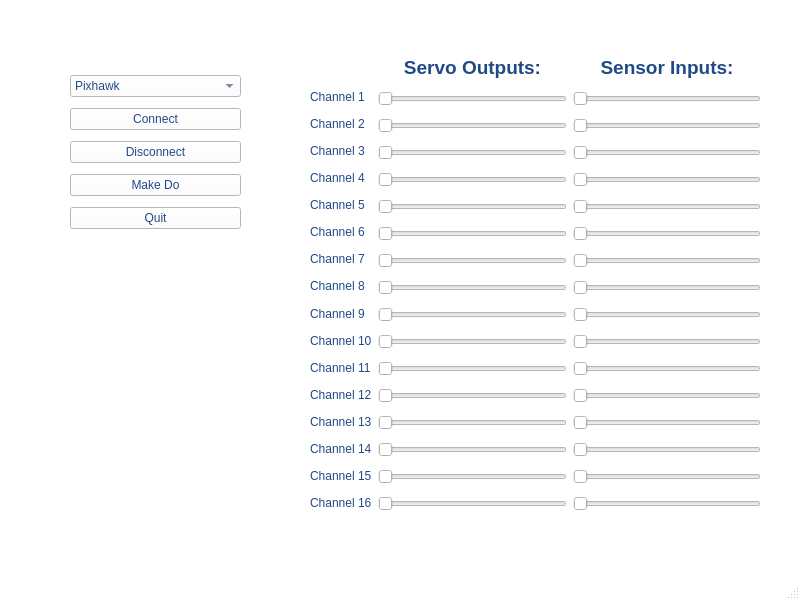
Old version of the form PyQT5GUI/readservosGUI.ui in the repository JarrydSteele/pythonscripts.
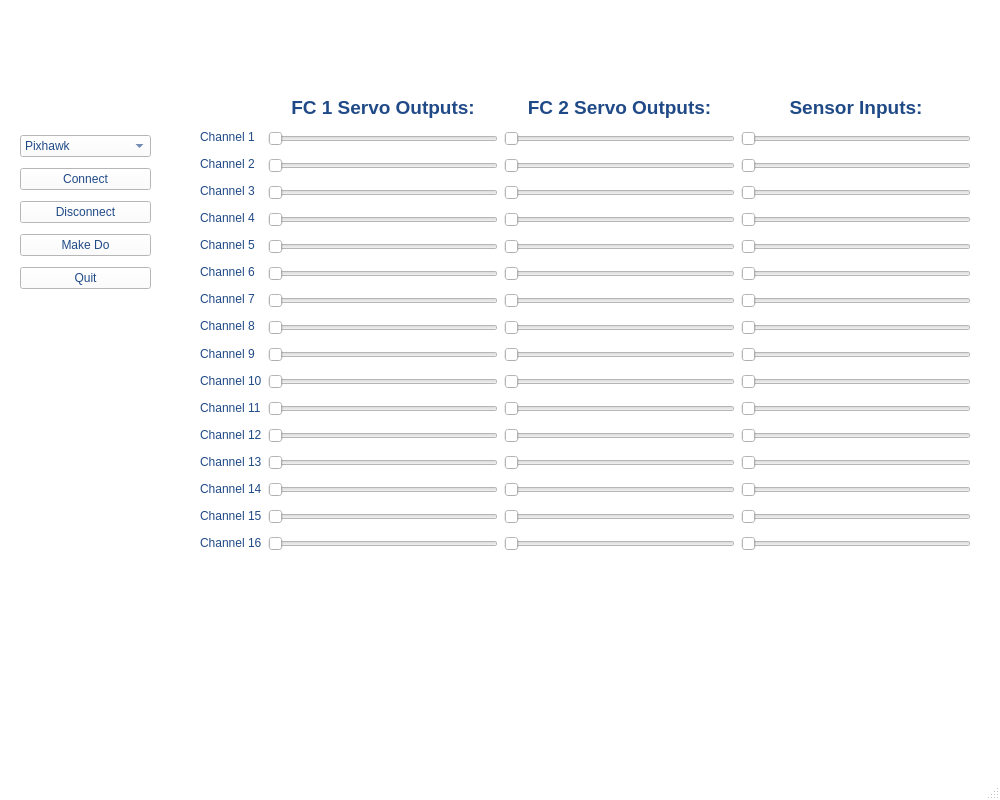
New version of the form.

Patch:
```diff
--- a/PyQT5GUI/readservosGUI.ui
+++ b/PyQT5GUI/readservosGUI.ui
@@ -9,8 +9,8 @@
    <rect>
     <x>0</x>
     <y>0</y>
-    <width>800</width>
-    <height>600</height>
+    <width>1000</width>
+    <height>800</height>
    </rect>
   </property>
   <property name="sizePolicy">
@@ -21,14 +21,14 @@
   </property>
   <property name="minimumSize">
    <size>
-    <width>800</width>
-    <height>600</height>
+    <width>1000</width>
+    <height>800</height>
    </size>
   </property>
   <property name="maximumSize">
    <size>
-    <width>800</width>
-    <height>600</height>
+    <width>1000</width>
+    <height>800</height>
    </size>
   </property>
   <property name="palette">
@@ -489,9 +489,9 @@
    <widget class="QWidget" name="layoutWidget">
     <property name="geometry">
      <rect>
-      <x>70</x>
-      <y>70</y>
-      <width>171</width>
+      <x>20</x>
+      <y>130</y>
+      <width>131</width>
       <height>166</height>
      </rect>
     </property>
@@ -545,12 +545,12 @@
      </item>
     </layout>
    </widget>
-   <widget class="QWidget" name="">
+   <widget class="QWidget" name="layoutWidget">
     <property name="geometry">
      <rect>
-      <x>310</x>
-      <y>50</y>
-      <width>451</width>
+      <x>200</x>
+      <y>90</y>
+      <width>771</width>
       <height>471</height>
      </rect>
     </property>
@@ -721,7 +721,7 @@
           </font>
          </property>
          <property name="text">
-          <string>Servo Outputs:</string>
+          <string>FC 1 Servo Outputs:</string>
          </property>
          <property name="alignment">
           <set>Qt::AlignCenter</set>
@@ -938,6 +938,241 @@
        </item>
       </layout>
      </item>
+     <item>
+      <layout class="QVBoxLayout" name="verticalLayout_5">
+       <item>
+        <widget class="QLabel" name="label_19">
+         <property name="sizePolicy">
+          <sizepolicy hsizetype="Preferred" vsizetype="Fixed">
+           <horstretch>0</horstretch>
+           <verstretch>0</verstretch>
+          </sizepolicy>
+         </property>
+         <property name="font">
+          <font>
+           <pointsize>14</pointsize>
+           <weight>75</weight>
+           <bold>true</bold>
+          </font>
+         </property>
+         <property name="text">
+          <string>FC 2 Servo Outputs:</string>
+         </property>
+         <property name="alignment">
+          <set>Qt::AlignCenter</set>
+         </property>
+        </widget>
+       </item>
+       <item>
+        <widget class="QSlider" name="horizontalSlider_33">
+         <property name="enabled">
+          <bool>true</bool>
+         </property>
+         <property name="cursor">
+          <cursorShape>ForbiddenCursor</cursorShape>
+         </property>
+         <property name="orientation">
+          <enum>Qt::Horizontal</enum>
+         </property>
+        </widget>
+       </item>
+       <item>
+        <widget class="QSlider" name="horizontalSlider_34">
+         <property name="enabled">
+          <bool>true</bool>
+         </property>
+         <property name="cursor">
+          <cursorShape>ForbiddenCursor</cursorShape>
+         </property>
+         <property name="orientation">
+          <enum>Qt::Horizontal</enum>
+         </property>
+        </widget>
+       </item>
+       <item>
+        <widget class="QSlider" name="horizontalSlider_35">
+         <property name="enabled">
+          <bool>true</bool>
+         </property>
+         <property name="cursor">
+          <cursorShape>ForbiddenCursor</cursorShape>
+         </property>
+         <property name="orientation">
+          <enum>Qt::Horizontal</enum>
+         </property>
+        </widget>
+       </item>
+       <item>
+        <widget class="QSlider" name="horizontalSlider_36">
+         <property name="enabled">
+          <bool>true</bool>
+         </property>
+         <property name="cursor">
+          <cursorShape>ForbiddenCursor</cursorShape>
+         </property>
+         <property name="orientation">
+          <enum>Qt::Horizontal</enum>
+         </property>
+        </widget>
+       </item>
+       <item>
+        <widget class="QSlider" name="horizontalSlider_37">
+         <property name="enabled">
+          <bool>true</bool>
+         </property>
+         <property name="cursor">
+          <cursorShape>ForbiddenCursor</cursorShape>
+         </property>
+         <property name="orientation">
+          <enum>Qt::Horizontal</enum>
+         </property>
+        </widget>
+       </item>
+       <item>
+        <widget class="QSlider" name="horizontalSlider_38">
+         <property name="enabled">
+          <bool>true</bool>
+         </property>
+         <property name="cursor">
+          <cursorShape>ForbiddenCursor</cursorShape>
+         </property>
+         <property name="orientation">
+          <enum>Qt::Horizontal</enum>
+         </property>
+        </widget>
+       </item>
+       <item>
+        <widget class="QSlider" name="horizontalSlider_39">
+         <property name="enabled">
+          <bool>true</bool>
+         </property>
+         <property name="cursor">
+          <cursorShape>ForbiddenCursor</cursorShape>
+         </property>
+         <property name="orientation">
+          <enum>Qt::Horizontal</enum>
+         </property>
+        </widget>
+       </item>
+       <item>
+        <widget class="QSlider" name="horizontalSlider_40">
+         <property name="enabled">
+          <bool>true</bool>
+         </property>
+         <property name="cursor">
+          <cursorShape>ForbiddenCursor</cursorShape>
+         </property>
+         <property name="orientation">
+          <enum>Qt::Horizontal</enum>
+         </property>
+        </widget>
+       </item>
+       <item>
+        <widget class="QSlider" name="horizontalSlider_41">
+         <property name="enabled">
+          <bool>true</bool>
+         </property>
+         <property name="cursor">
+          <cursorShape>ForbiddenCursor</cursorShape>
+         </property>
+         <property name="orientation">
+          <enum>Qt::Horizontal</enum>
+         </property>
+        </widget>
+       </item>
+       <item>
+        <widget class="QSlider" name="horizontalSlider_42">
+         <property name="enabled">
+          <bool>true</bool>
+         </property>
+         <property name="cursor">
+          <cursorShape>ForbiddenCursor</cursorShape>
+         </property>
+         <property name="orientation">
+          <enum>Qt::Horizontal</enum>
+         </property>
+        </widget>
+       </item>
+       <item>
+        <widget class="QSlider" name="horizontalSlider_43">
+         <property name="enabled">
+          <bool>true</bool>
+         </property>
+         <property name="cursor">
+          <cursorShape>ForbiddenCursor</cursorShape>
+         </property>
+         <property name="orientation">
+          <enum>Qt::Horizontal</enum>
+         </property>
+        </widget>
+       </item>
+       <item>
+        <widget class="QSlider" name="horizontalSlider_44">
+         <property name="enabled">
+          <bool>true</bool>
+         </property>
+         <property name="cursor">
+          <cursorShape>ForbiddenCursor</cursorShape>
+         </property>
+         <property name="orientation">
+          <enum>Qt::Horizontal</enum>
+         </property>
+        </widget>
+       </item>
+       <item>
+        <widget class="QSlider" name="horizontalSlider_45">
+         <property name="enabled">
+          <bool>true</bool>
+         </property>
+         <property name="cursor">
+          <cursorShape>ForbiddenCursor</cursorShape>
+         </property>
+         <property name="orientation">
+          <enum>Qt::Horizontal</enum>
+         </property>
+        </widget>
+       </item>
+       <item>
+        <widget class="QSlider" name="horizontalSlider_46">
+         <property name="enabled">
+          <bool>true</bool>
+         </property>
+         <property name="cursor">
+          <cursorShape>ForbiddenCursor</cursorShape>
+         </property>
+         <property name="orientation">
+          <enum>Qt::Horizontal</enum>
+         </property>
+        </widget>
+       </item>
+       <item>
+        <widget class="QSlider" name="horizontalSlider_47">
+         <property name="enabled">
+          <bool>true</bool>
+         </property>
+         <property name="cursor">
+          <cursorShape>ForbiddenCursor</cursorShape>
+         </property>
+         <property name="orientation">
+          <enum>Qt::Horizontal</enum>
+         </property>
+        </widget>
+       </item>
+       <item>
+        <widget class="QSlider" name="horizontalSlider_48">
+         <property name="enabled">
+          <bool>true</bool>
+         </property>
+         <property name="cursor">
+          <cursorShape>ForbiddenCursor</cursorShape>
+         </property>
+         <property name="orientation">
+          <enum>Qt::Horizontal</enum>
+         </property>
+        </widget>
+       </item>
+      </layout>
+     </item>
      <item>
       <layout class="QVBoxLayout" name="verticalLayout_3">
        <item>
```
